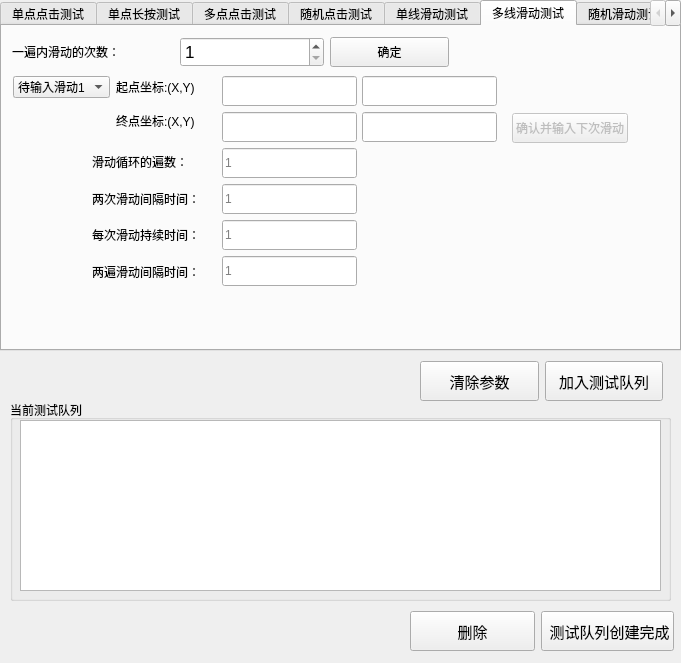
Old version of the form GUI/main_ui_test/test_ui_d/add_test_ui.ui in the repository buaanostop/-.
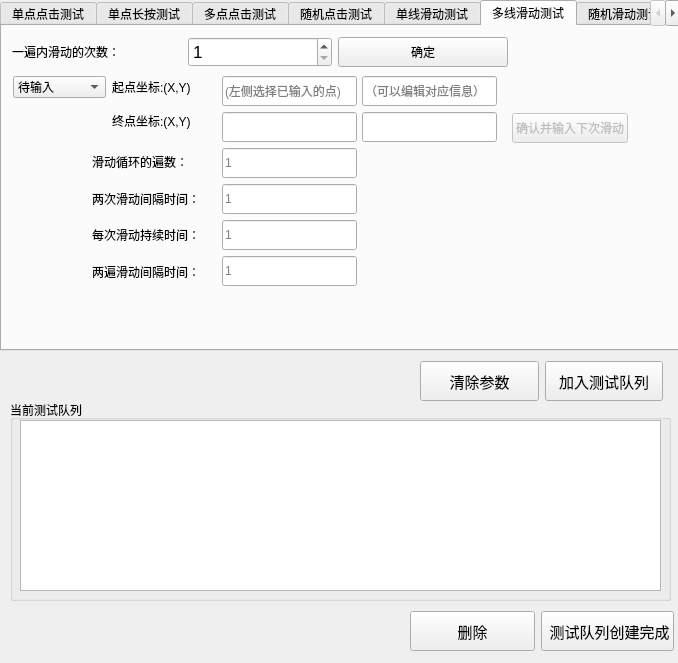
New version of the form. The open tabs and pages were chosen to show the change.

What changed in the file:
```diff
--- a/GUI/main_ui_test/test_ui_d/add_test_ui.ui
+++ b/GUI/main_ui_test/test_ui_d/add_test_ui.ui
@@ -6,7 +6,7 @@
    <rect>
     <x>0</x>
     <y>0</y>
-    <width>681</width>
+    <width>678</width>
     <height>663</height>
    </rect>
   </property>
@@ -24,8 +24,14 @@
    </property>
    <property name="minimumSize">
     <size>
-     <width>0</width>
-     <height>30</height>
+     <width>681</width>
+     <height>351</height>
+    </size>
+   </property>
+   <property name="maximumSize">
+    <size>
+     <width>681</width>
+     <height>351</height>
     </size>
    </property>
    <property name="font">
@@ -856,7 +862,7 @@
      </property>
      <layout class="QGridLayout" name="gridLayout_3">
       <item row="0" column="0">
-       <widget class="QLineEdit" name="v_m_drag_start_p_y">
+       <widget class="QLineEdit" name="v_m_drag_start_p_x">
         <property name="minimumSize">
          <size>
           <width>0</width>
@@ -874,6 +880,9 @@
           <pointsize>9</pointsize>
          </font>
         </property>
+        <property name="placeholderText">
+         <string>(左侧选择已输入的点)</string>
+        </property>
        </widget>
       </item>
       <item row="1" column="0">
@@ -1005,27 +1014,6 @@
       </rect>
      </property>
      <layout class="QGridLayout" name="gridLayout_9">
-      <item row="0" column="0">
-       <widget class="QLineEdit" name="v_m_drag_start_p_x">
-        <property name="minimumSize">
-         <size>
-          <width>0</width>
-          <height>30</height>
-         </size>
-        </property>
-        <property name="maximumSize">
-         <size>
-          <width>16777215</width>
-          <height>30</height>
-         </size>
-        </property>
-        <property name="font">
-         <font>
-          <pointsize>9</pointsize>
-         </font>
-        </property>
-       </widget>
-      </item>
       <item row="1" column="0">
        <widget class="QLineEdit" name="v_m_drag_end_p_y">
         <property name="minimumSize">
@@ -1047,6 +1035,30 @@
         </property>
        </widget>
       </item>
+      <item row="0" column="0">
+       <widget class="QLineEdit" name="v_m_drag_start_p_y">
+        <property name="minimumSize">
+         <size>
+          <width>0</width>
+          <height>30</height>
+         </size>
+        </property>
+        <property name="maximumSize">
+         <size>
+          <width>16777215</width>
+          <height>30</height>
+         </size>
+        </property>
+        <property name="font">
+         <font>
+          <pointsize>9</pointsize>
+         </font>
+        </property>
+        <property name="placeholderText">
+         <string>（可以编辑对应信息）</string>
+        </property>
+       </widget>
+      </item>
      </layout>
     </widget>
     <widget class="QWidget" name="">
@@ -1054,7 +1066,7 @@
       <rect>
        <x>90</x>
        <y>120</y>
-       <width>110</width>
+       <width>138</width>
        <height>141</height>
       </rect>
      </property>
@@ -1120,7 +1132,7 @@
       <rect>
        <x>10</x>
        <y>10</y>
-       <width>437</width>
+       <width>496</width>
        <height>32</height>
       </rect>
      </property>
@@ -1256,7 +1268,7 @@
         </property>
         <item>
          <property name="text">
-          <string>待输入滑动1</string>
+          <string>待输入</string>
          </property>
         </item>
        </widget>
```
Left out of the diff: 34 changed lines with no effect on the pictures.
